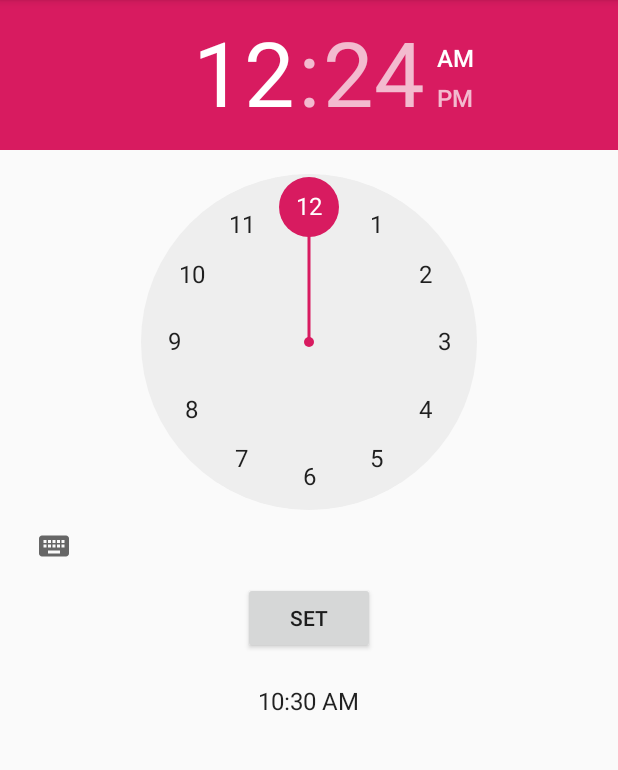
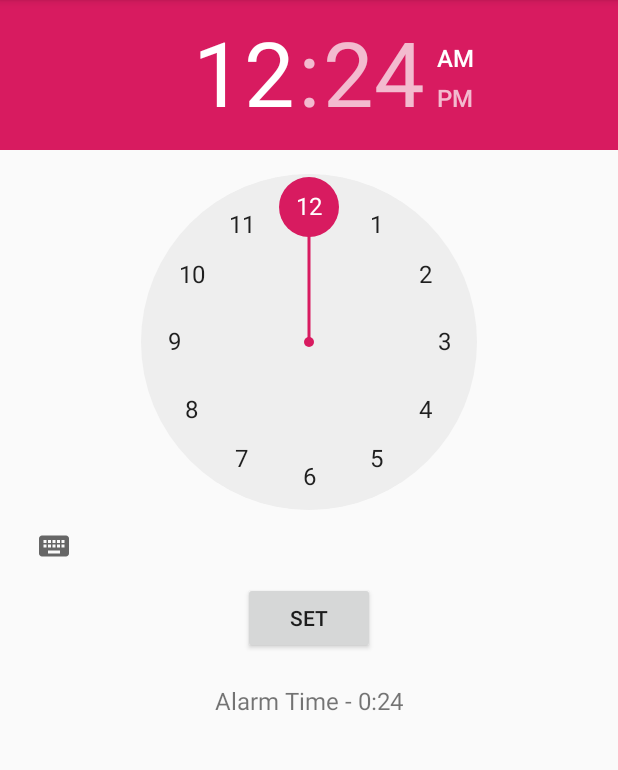
Before and after one commit to Saeef-Mohammad/AlarmNotificationDemo, an Android app: the screen it shows after launch (MainActivity), after a tap on "SET", on a phone screen of 412 x 824 dp, the part 84-854 px from its top. Run offline under Robolectric (Android 15) with nearby library versions, the phone set to English and light mode, and no system bars.

```diff
--- a/app/src/main/java/com/saeefmd/alarmnotificationdemo/MainActivity.java
+++ b/app/src/main/java/com/saeefmd/alarmnotificationdemo/MainActivity.java
@@ -12,7 +12,7 @@ import android.support.v7.app.AppCompatActivity;
 import android.os.Bundle;
 import android.view.View;
 import android.widget.Button;
-import android.widget.TextClock;
+import android.widget.TextView;
 import android.widget.TimePicker;
 import android.widget.Toast;
 
@@ -26,10 +26,8 @@ public class MainActivity extends AppCompatActivity {
 
     public static String CHANNEL_ID = "com.saeefmd.alarmnotificationdemo";
 
-    private boolean scheduledNotificationIsOn;
-
     private TimePicker alarmTimePicker;
-    private TextClock alarmTextClock;
+    private TextView alarmTimeTv;
 
     @Override
     protected void onCreate(Bundle savedInstanceState) {
@@ -37,11 +35,18 @@ public class MainActivity extends AppCompatActivity {
         setContentView(R.layout.activity_main);
 
         alarmTimePicker = findViewById(R.id.alarm_time_picker);
-        alarmTextClock = findViewById(R.id.alarm_text_clock);
+        alarmTimeTv = findViewById(R.id.alarm_time_tv);
         Button setAlarmBt = findViewById(R.id.alarm_set_bt);
 
         SharedPreferences mSharedPref = getSharedPreferences("alarmnotificationdemo", MODE_PRIVATE);
-        scheduledNotificationIsOn = mSharedPref.getBoolean("notificationFlag", false);
+        boolean scheduledNotificationIsOn = mSharedPref.getBoolean("notificationFlag", false);
+
+        int alarmHour = mSharedPref.getInt("hour", -1);
+        int alarmMinute = mSharedPref.getInt("minute", -1);
+
+        if (alarmHour != -1 && alarmMinute != -1) {
+            alarmTimeTv.setText("Alarm Time - " + alarmHour + ":" + alarmMinute);
+        }
 
         createNotificationChannel();
 
@@ -56,29 +61,36 @@ public class MainActivity extends AppCompatActivity {
                 Calendar calendar = Calendar.getInstance();
                 calendar.setTimeInMillis(System.currentTimeMillis());
 
-                if (Build.VERSION.SDK_INT >= Build.VERSION_CODES.M) {
-                    calendar.set(
-                            calendar.get(Calendar.YEAR),
-                            calendar.get(Calendar.MONTH),
-                            calendar.get(Calendar.DAY_OF_MONTH),
-                            alarmTimePicker.getHour(),
-                            alarmTimePicker.getMinute(),
-                            0
-                    );
+                int hour, minute;
+
+                if (android.os.Build.VERSION.SDK_INT >= android.os.Build.VERSION_CODES.M) {
+                    hour = alarmTimePicker.getHour();
+                    minute = alarmTimePicker.getMinute();
                 } else {
-
-                    calendar.set(
-                            calendar.get(Calendar.YEAR),
-                            calendar.get(Calendar.MONTH),
-                            calendar.get(Calendar.DAY_OF_MONTH),
-                            alarmTimePicker.getCurrentHour(),
-                            alarmTimePicker.getCurrentMinute(),
-                            0
-                    );
+                    hour = alarmTimePicker.getCurrentHour();
+                    minute = alarmTimePicker.getCurrentMinute();
                 }
 
+                calendar.setTimeInMillis(System.currentTimeMillis());
+                calendar.set(
+                        calendar.get(Calendar.YEAR),
+                        calendar.get(Calendar.MONTH),
+                        calendar.get(Calendar.DAY_OF_MONTH),
+                        hour,
+                        minute,
+                        0
+                );
+
                 setAlarm(calendar.getTimeInMillis());
+
+                alarmTimeTv.setText("Alarm Time - " + hour + ":" + minute);
+
+                SharedPreferences.Editor editor = getSharedPreferences("alarmnotificationdemo", MODE_PRIVATE).edit();
+                editor.putInt("hour", hour);
+                editor.putInt("minute", minute);
+                editor.apply();
             }
+
         });
 
     }
--- a/app/src/main/res/layout/activity_main.xml
+++ b/app/src/main/res/layout/activity_main.xml
@@ -20,8 +20,8 @@
         android:layout_gravity="center_horizontal"
         android:text="Set"/>
 
-    <TextClock
-        android:id="@+id/alarm_text_clock"
+    <TextView
+        android:id="@+id/alarm_time_tv"
         android:layout_width="wrap_content"
         android:layout_height="wrap_content"
         android:layout_gravity="center_horizontal"
```
